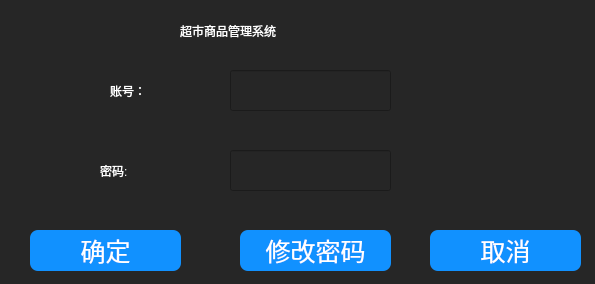
bigwhites/cpp-qt-manageSystem, file logindia.ui: the form before one commit.
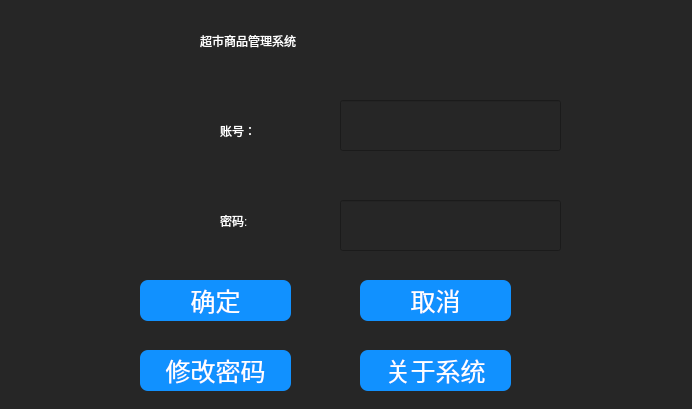
The form after the commit.

Patch:
```diff
--- a/logindia.ui
+++ b/logindia.ui
@@ -6,20 +6,20 @@
    <rect>
     <x>0</x>
     <y>0</y>
-    <width>595</width>
-    <height>284</height>
+    <width>692</width>
+    <height>409</height>
    </rect>
   </property>
   <property name="minimumSize">
    <size>
-    <width>595</width>
-    <height>284</height>
+    <width>692</width>
+    <height>409</height>
    </size>
   </property>
   <property name="maximumSize">
    <size>
-    <width>595</width>
-    <height>284</height>
+    <width>692</width>
+    <height>409</height>
    </size>
   </property>
   <property name="windowTitle">
@@ -32,8 +32,8 @@
   <widget class="QPushButton" name="okBtn">
    <property name="geometry">
     <rect>
-     <x>30</x>
-     <y>230</y>
+     <x>140</x>
+     <y>280</y>
      <width>151</width>
      <height>41</height>
     </rect>
@@ -54,8 +54,8 @@
   <widget class="QPushButton" name="cancelBtn">
    <property name="geometry">
     <rect>
-     <x>430</x>
-     <y>230</y>
+     <x>360</x>
+     <y>280</y>
      <width>151</width>
      <height>41</height>
     </rect>
@@ -78,10 +78,10 @@
   <widget class="QLineEdit" name="accountEdit">
    <property name="geometry">
     <rect>
-     <x>230</x>
-     <y>70</y>
-     <width>161</width>
-     <height>41</height>
+     <x>340</x>
+     <y>100</y>
+     <width>221</width>
+     <height>51</height>
     </rect>
    </property>
    <property name="styleSheet">
@@ -92,10 +92,10 @@
   <widget class="QLineEdit" name="pwdEdit">
    <property name="geometry">
     <rect>
-     <x>230</x>
-     <y>150</y>
-     <width>161</width>
-     <height>41</height>
+     <x>340</x>
+     <y>200</y>
+     <width>221</width>
+     <height>51</height>
     </rect>
    </property>
    <property name="styleSheet">
@@ -109,8 +109,8 @@
   <widget class="QLabel" name="label">
    <property name="geometry">
     <rect>
-     <x>110</x>
-     <y>70</y>
+     <x>220</x>
+     <y>110</y>
      <width>81</width>
      <height>41</height>
     </rect>
@@ -127,8 +127,8 @@
   <widget class="QLabel" name="label_2">
    <property name="geometry">
     <rect>
-     <x>100</x>
-     <y>150</y>
+     <x>220</x>
+     <y>200</y>
      <width>81</width>
      <height>41</height>
     </rect>
@@ -145,8 +145,8 @@
   <widget class="QPushButton" name="chPwdEdit">
    <property name="geometry">
     <rect>
-     <x>240</x>
-     <y>230</y>
+     <x>140</x>
+     <y>350</y>
      <width>151</width>
      <height>41</height>
     </rect>
@@ -168,10 +168,10 @@
   <widget class="QLabel" name="label_3">
    <property name="geometry">
     <rect>
-     <x>180</x>
+     <x>200</x>
      <y>10</y>
-     <width>251</width>
-     <height>41</height>
+     <width>301</width>
+     <height>61</height>
     </rect>
    </property>
    <property name="styleSheet">
@@ -183,6 +183,42 @@
     <string>超市商品管理系统</string>
    </property>
   </widget>
+  <widget class="QLabel" name="imgLab">
+   <property name="geometry">
+    <rect>
+     <x>80</x>
+     <y>130</y>
+     <width>90</width>
+     <height>90</height>
+    </rect>
+   </property>
+   <property name="text">
+    <string/>
+   </property>
+  </widget>
+  <widget class="QPushButton" name="aboutBtn">
+   <property name="geometry">
+    <rect>
+     <x>360</x>
+     <y>350</y>
+     <width>151</width>
+     <height>41</height>
+    </rect>
+   </property>
+   <property name="styleSheet">
+    <string notr="true">
+background-color: rgb(17, 145, 255);
+color: rgb(255, 255, 255);
+font: 9pt &quot;楷体&quot;;
+font-size:25px;
+
+border:none;
+border-radius:8px</string>
+   </property>
+   <property name="text">
+    <string>关于系统</string>
+   </property>
+  </widget>
  </widget>
  <resources/>
  <connections/>
```
Left out of the diff: 2 changed lines with no effect on the pictures.
